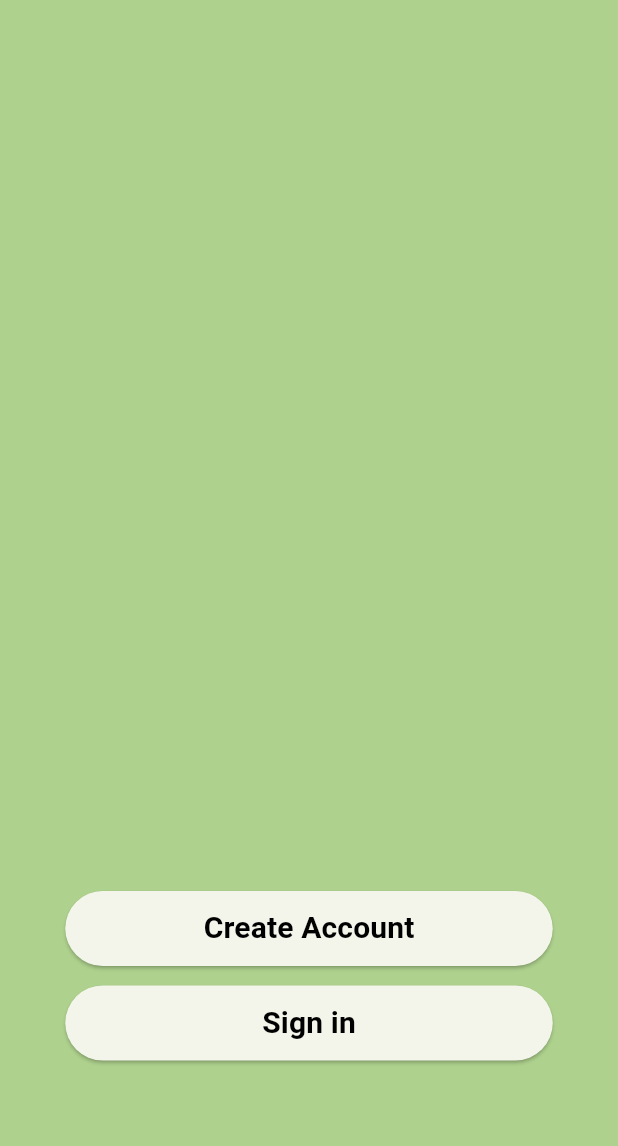
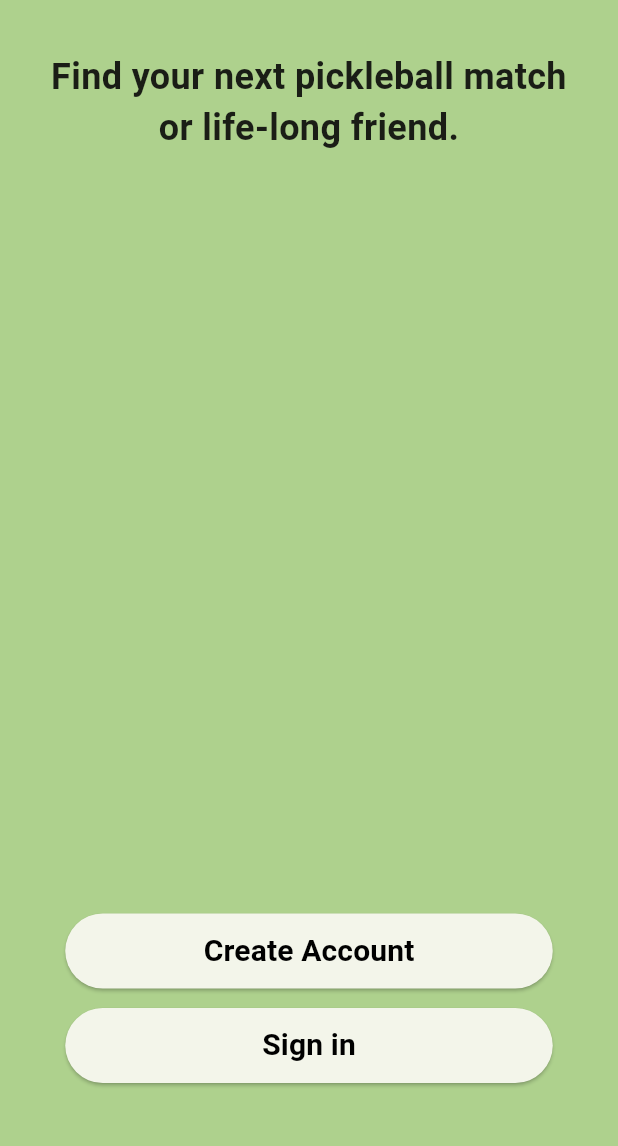
Before and after one commit to angel-romero-f/hinder, a Flutter app: the screen it shows after launch, after a tap on "Create Account", on a phone screen of 412 x 824 dp, the part 63-1209 px from its top. Run offline on Flutter 3.47's test engine with Material 3 defaults, Android fonts, the phone set to English and light mode, and no system bars.

Commit message:
Make small UI changes

```diff
--- a/lib/main.dart
+++ b/lib/main.dart
@@ -36,15 +36,26 @@
       ),
       body: Center(
         child: Column(
-          mainAxisAlignment:
-              MainAxisAlignment.end, // Aligns children to the bottom
           children: [
+            // Text at the top
+            const Padding(
+              padding: const EdgeInsets.all(20.0),
+              child: Text(
+                'Find your next pickleball match or life-long friend.',
+                textAlign: TextAlign.center,
+                style: TextStyle(
+                  fontSize: 24.0,
+                  fontWeight: FontWeight.bold,
+                ),
+              ),
+            ),
+            const Spacer(), // Pushes the buttons to the bottom
             SizedBox(
               height: 50,
               width: 325,
               child: ElevatedButton(
                 onPressed: () {
-                  debugPrint('hello');
+                  debugPrint('Create Account pressed');
                 },
                 child: const Text(
                   'Create Account',
@@ -62,7 +73,7 @@
               width: 325,
               child: ElevatedButton(
                 onPressed: () {
-                  debugPrint('hello');
+                  debugPrint('Sign in pressed');
                 },
                 child: const Text(
                   'Sign in',
@@ -74,7 +85,7 @@
                 ),
               ),
             ),
-            const SizedBox(height: 75), // Add some spacing at the bottom
+            const SizedBox(height: 60), // Add some spacing at the bottom
           ],
         ),
       ),
```
